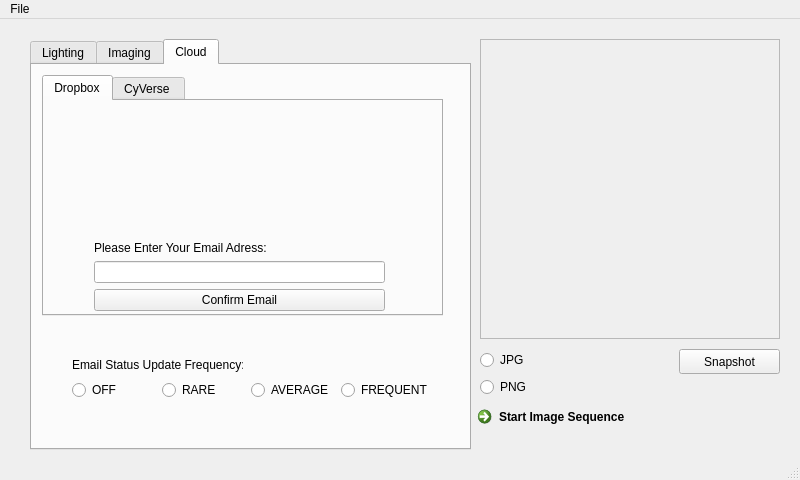
CoSE-Jerry/Flashlapse_NEO, file _ui/FlashLapse_CP.ui: the form before one commit.
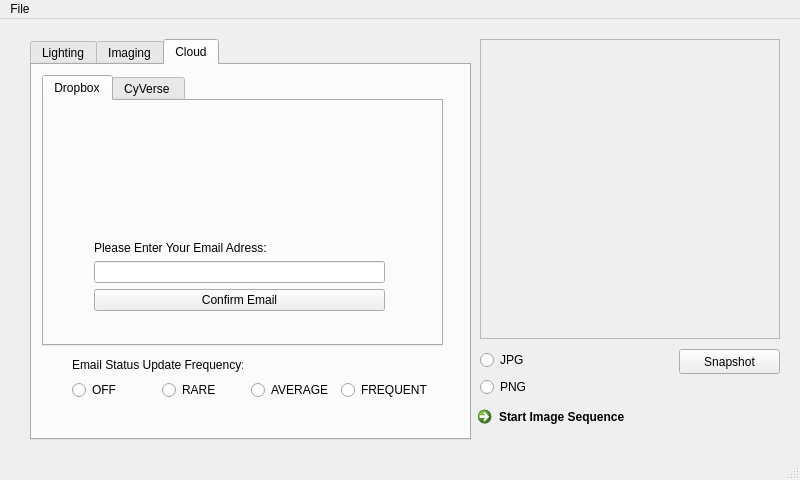
The form after the commit. The open tabs and pages were chosen to show the change. Icons and pictures are not drawn.

The edit to the form file:
```diff
--- a/_ui/FlashLapse_CP.ui
+++ b/_ui/FlashLapse_CP.ui
@@ -94,7 +94,7 @@
       <x>30</x>
       <y>20</y>
       <width>441</width>
-      <height>411</height>
+      <height>401</height>
      </rect>
     </property>
     <property name="currentIndex">
@@ -757,7 +757,7 @@
         <x>10</x>
         <y>10</y>
         <width>401</width>
-        <height>241</height>
+        <height>271</height>
        </rect>
       </property>
       <property name="currentIndex">
```
Left out of the diff: 2 changed lines with no effect on the pictures.
